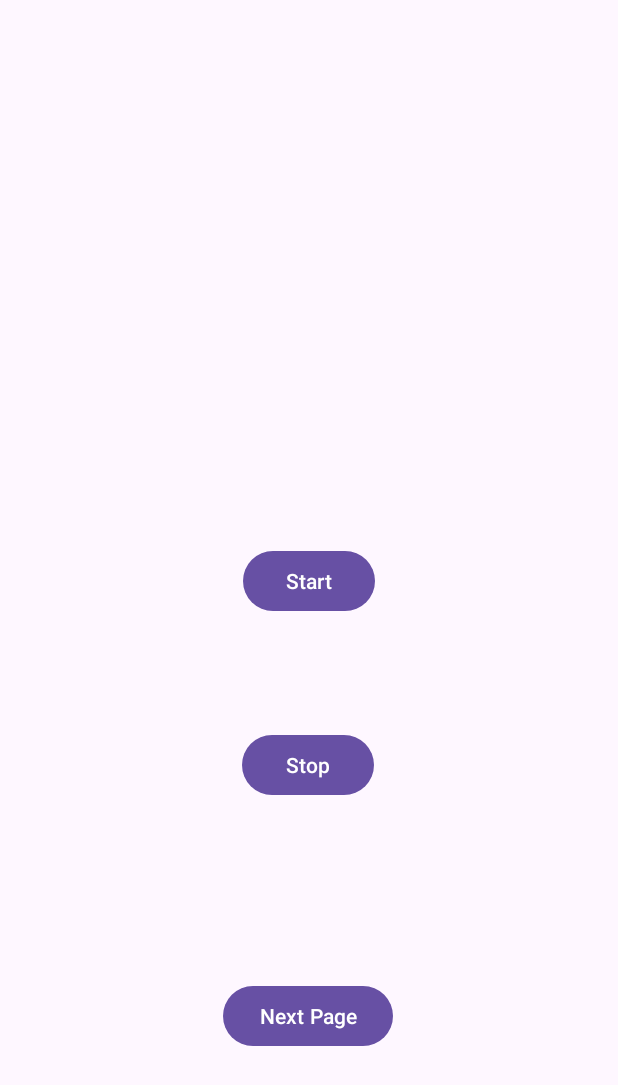
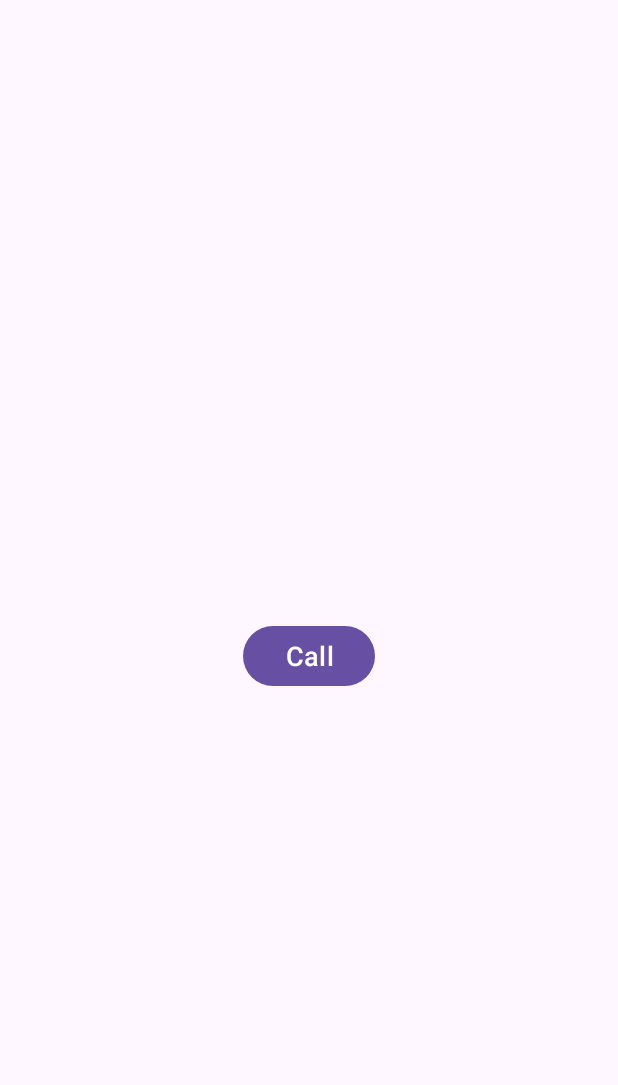
Before and after one commit to Mirzaazmath/android_basic, an Android app: the screen it shows after launch (MainActivity), on a phone screen of 412 x 824 dp. Shown: the top 1085 px of the screen. Run offline under Robolectric (Android 15) with nearby library versions, the phone set to English and light mode, and no system bars.

Commit message:
added call feature

```diff
--- a/app/src/main/java/com/example/myapplication/MainActivity.java
+++ b/app/src/main/java/com/example/myapplication/MainActivity.java
@@ -1,44 +1,46 @@
 package com.example.myapplication;
-import android.annotation.SuppressLint;
 import android.content.Intent;
+import android.content.pm.PackageManager;
+import android.net.Uri;
 import android.os.Bundle;
 import android.widget.Button;
-
 import androidx.activity.EdgeToEdge;
 import androidx.appcompat.app.AppCompatActivity;
-
-import java.util.ArrayList;
+import androidx.core.app.ActivityCompat;
+import androidx.core.content.ContextCompat;
+import android.Manifest;
 
 
 public class MainActivity extends AppCompatActivity {
-    Button startBtn,stopBtn,nextBtn;
-
-
     @Override
     protected void onCreate(Bundle savedInstanceState) {
         super.onCreate(savedInstanceState);
         EdgeToEdge.enable(this);
         setContentView(R.layout.activity_main);
-        nextBtn = findViewById(R.id.next);
-        startBtn = findViewById(R.id.start);
-        stopBtn = findViewById(R.id.stop);
-        // Here we are Creating the navigatorIntent
-        Intent navigatorIntent=new Intent(getApplicationContext(), SecondActivity.class);
-        nextBtn.setOnClickListener((v)-> {
-            startActivity(navigatorIntent);
-        });
 
-        startBtn.setOnClickListener((v)-> {
-            // Here we are Starting the service that we have created
-           startService(new Intent(this,MyService.class));
-        });
-        stopBtn.setOnClickListener((v)-> {
-             // Here we are Stopping the service that we have created
-            stopService(new Intent(this, MyService.class));
-        });
+        if (ContextCompat.checkSelfPermission(MainActivity.this, Manifest.permission.CALL_PHONE) != PackageManager.PERMISSION_GRANTED) {
+            ActivityCompat.requestPermissions(MainActivity.this, new String[]{Manifest.permission.CALL_PHONE},1);
+        }
+        Button callButton = findViewById(R.id.callBtn);
 
+        callButton.setOnClickListener((v -> {
+
+            Intent callIntent= new Intent(Intent.ACTION_CALL);
+            callIntent.setData(Uri.parse("tel:9603399270"));
+
+            if (ContextCompat.checkSelfPermission(MainActivity.this, Manifest.permission.CALL_PHONE) != PackageManager.PERMISSION_GRANTED) {
+                ActivityCompat.requestPermissions(MainActivity.this, new String[]{Manifest.permission.CALL_PHONE},1);
+            }
+            else
+            {
+                startActivity(callIntent);
+            }
+
+        }));
 
 
     }
 
+
+
 }
--- a/app/src/main/res/layout/activity_main.xml
+++ b/app/src/main/res/layout/activity_main.xml
@@ -11,44 +11,15 @@
     android:layout_marginTop="50dp"
     android:padding="20dp">
 
-
     <Button
-        android:id="@+id/start"
+        android:id="@+id/callBtn"
         android:layout_width="wrap_content"
         android:layout_height="wrap_content"
-        android:text="Start"
-        android:layout_marginBottom="100dp"
-        app:layout_constraintTop_toTopOf="parent"
         app:layout_constraintLeft_toLeftOf="parent"
+        android:text="Call"
+        android:textSize="18sp"
         app:layout_constraintRight_toRightOf="parent"
-       app:layout_constraintBottom_toBottomOf="parent"/>
-
-
-    <Button
-        android:id="@+id/stop"
-        android:layout_width="wrap_content"
-        android:layout_height="wrap_content"
-        android:text="Stop"
-
         app:layout_constraintBottom_toBottomOf="parent"
-        app:layout_constraintHorizontal_bias="0.498"
-        app:layout_constraintLeft_toLeftOf="parent"
-        app:layout_constraintRight_toRightOf="parent"
-        app:layout_constraintTop_toBottomOf="@+id/start"
-        app:layout_constraintVertical_bias="0.217" />
-
-    <Button
-        android:id="@+id/next"
-        android:layout_width="wrap_content"
-        android:layout_height="wrap_content"
-        android:layout_marginBottom="100dp"
-        android:text="Next Page"
-        app:layout_constraintBottom_toBottomOf="parent"
-        app:layout_constraintHorizontal_bias="0.498"
-        app:layout_constraintLeft_toLeftOf="parent"
-        app:layout_constraintRight_toRightOf="parent"
-        app:layout_constraintTop_toBottomOf="@+id/stop"
-        app:layout_constraintVertical_bias="0.977" />
-
+        app:layout_constraintTop_toTopOf="parent"/>
 
 </androidx.constraintlayout.widget.ConstraintLayout>
```
Also changed, not shown: app/src/main/AndroidManifest.xml (+8 -7 lines), app/src/main/java/com/example/myapplication/MyService.java (deleted, +0 -49 lines), app/src/main/java/com/example/myapplication/SecondActivity.java (deleted, +0 -20 lines), app/src/main/res/layout/activity_second.xml (deleted, +0 -36 lines), 1 other file.
